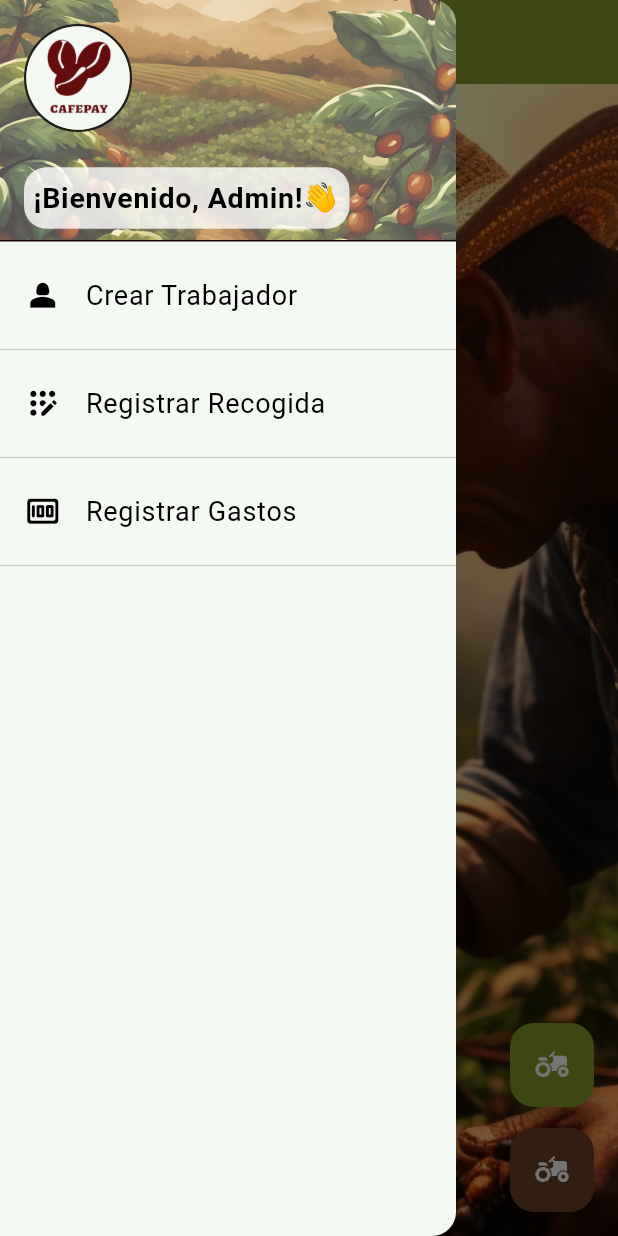
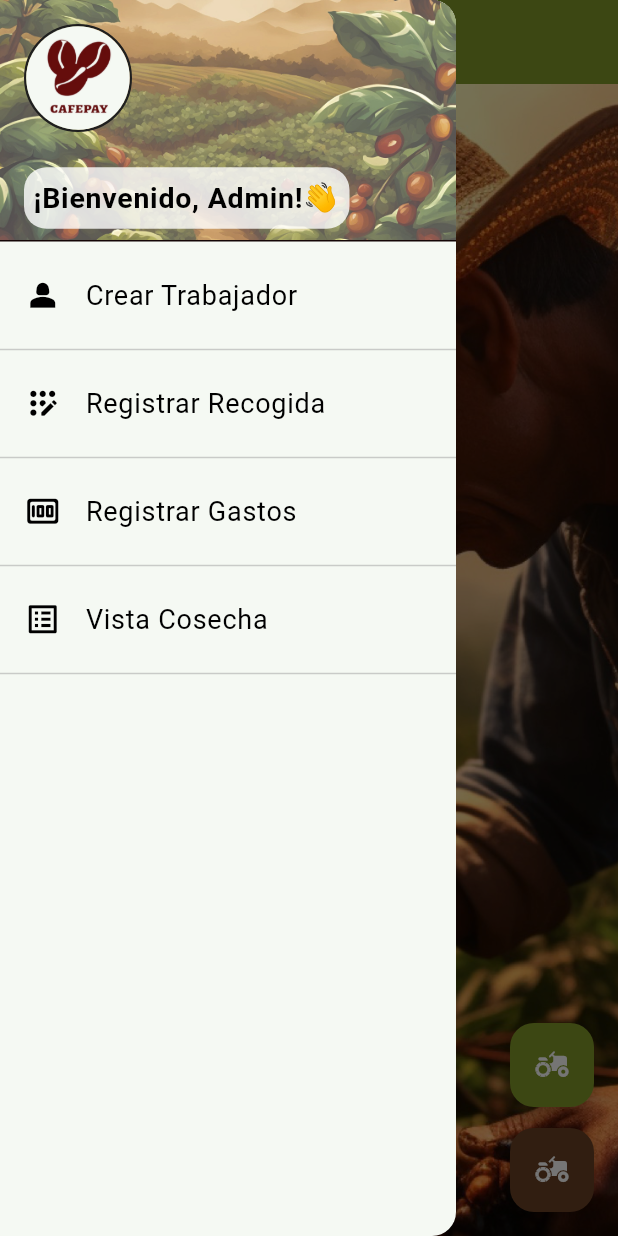
Before and after one commit to Kevin2001Acosta/Desarrollo-app-M-vil-para-cafeteros, a Flutter app: the screen it shows after launch, after a tap on the "menu" icon, on a phone screen of 412 x 824 dp. Run offline on Flutter 3.47's test engine with Material 3 defaults, Android fonts, the light colour scheme and no system bars; our stand-ins replace dropdown_button2, sqflite; missing offline and left inert: dart:ffi, group_list_view; accounts and stored records are empty.

Commit message:
create a harvest page view

```diff
--- a/lib/Screens/home_page.dart
+++ b/lib/Screens/home_page.dart
@@ -15,7 +15,7 @@ import 'package:provider/provider.dart';
 //import 'package:provider/provider.dart';
 import 'package:http/http.dart' as http;
 import 'package:html/parser.dart' as parser;
-import 'package:rounded_background_text/rounded_background_text.dart';
+import 'package:cafetero/Screens/vista_cosecha_page.dart';
 
 // url de pdf info café: https://federaciondecafeteros.org/app/uploads/2019/10/precio_cafe.pdf
 
@@ -218,6 +218,20 @@ class MyHomePage extends StatelessWidget {
               Divider(
                 color: Colors.grey.withOpacity(0.5), thickness: 1,
               ),
+              ListTile(
+                leading: Icon(Icons.list_alt, size: 25,),
+                title: Text('Vista Cosecha',style: TextStyle(fontSize: 18.0)),
+                onTap: () => {
+                  Navigator.push(context, MaterialPageRoute(
+                    builder: (context) {
+                      return const PaginaCosechas();
+                    })
+                  )
+                },
+              ),
+              Divider(
+                color: Colors.grey.withOpacity(0.5), thickness: 1,
+              ),
             ],
           ),
         ),
```
Also changed, not shown: lib/Screens/vista_cosecha_page.dart (added, +19 -0 lines).
